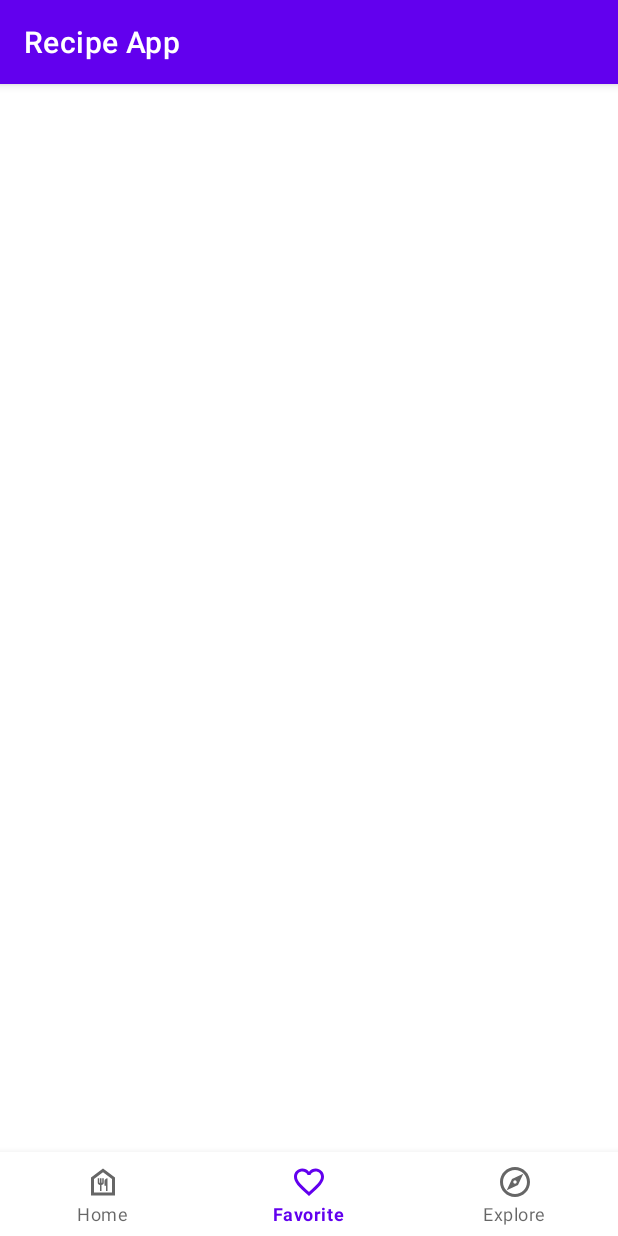
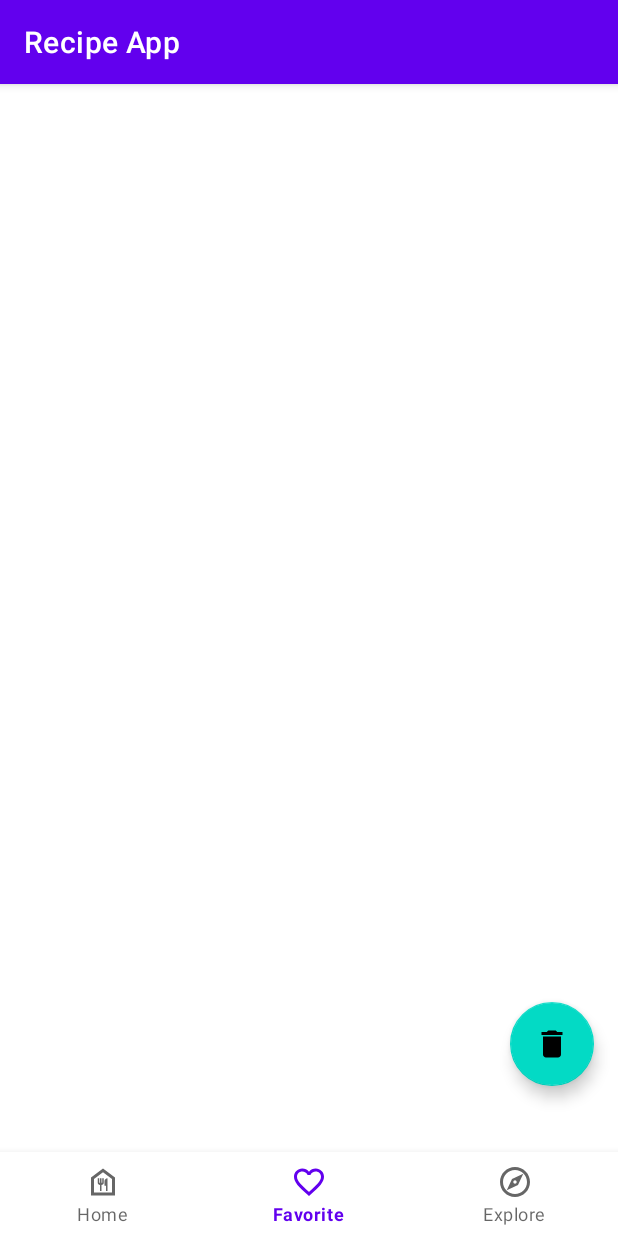
Before and after one commit to robert-nganga/RecipeApp, an Android app: the FavoritesFragment screen opened through its navigation route, on a phone screen of 412 x 824 dp. Run offline under Robolectric (Android 15) with nearby library versions, the phone set to English and light mode, and no system bars; our stand-ins replace Dagger/Hilt's generated code, Room's generated code, navigation-ui; pictures from the network do not load.

Commit message:
swipe to delete favorite

```diff
--- a/app/src/main/java/com/robert/nganga/recipeapp/feature_recipe/presentation/adapter/FavoriteAdapter.kt
+++ b/app/src/main/java/com/robert/nganga/recipeapp/feature_recipe/presentation/adapter/FavoriteAdapter.kt
@@ -11,7 +11,7 @@ import com.robert.nganga.recipeapp.feature_recipe.domain.model.Favorite
 
 class FavoriteAdapter: RecyclerView.Adapter<FavoriteAdapter.FavoriteViewHolder>() {
 
-    private val differ = AsyncListDiffer(this, DIFF_CALLBACK)
+    val differ = AsyncListDiffer(this, DIFF_CALLBACK)
 
     override fun onCreateViewHolder(parent: ViewGroup, viewType: Int): FavoriteViewHolder {
         val binding = FavoriteListItemBinding.inflate(LayoutInflater.from(parent.context), parent, false)
--- a/app/src/main/java/com/robert/nganga/recipeapp/feature_recipe/presentation/ui/fragments/FavoritesFragment.kt
+++ b/app/src/main/java/com/robert/nganga/recipeapp/feature_recipe/presentation/ui/fragments/FavoritesFragment.kt
@@ -6,8 +6,14 @@ import android.view.View
 import android.view.ViewGroup
 import androidx.fragment.app.Fragment
 import androidx.fragment.app.viewModels
+import androidx.recyclerview.widget.ItemTouchHelper
+import androidx.recyclerview.widget.LinearLayoutManager
+import androidx.recyclerview.widget.RecyclerView
+import com.google.android.material.dialog.MaterialAlertDialogBuilder
+import com.google.android.material.snackbar.Snackbar
 import com.robert.nganga.recipeapp.R
 import com.robert.nganga.recipeapp.databinding.FragmentFavoriteBinding
+import com.robert.nganga.recipeapp.feature_recipe.presentation.adapter.FavoriteAdapter
 import com.robert.nganga.recipeapp.feature_recipe.presentation.viewmodel.FavoriteViewModel
 import dagger.hilt.android.AndroidEntryPoint
 
@@ -16,7 +22,7 @@ import dagger.hilt.android.AndroidEntryPoint
 class FavoritesFragment: Fragment(R.layout.fragment_favorite) {
 
     private val viewModel: FavoriteViewModel by viewModels()
-
+    private lateinit var favoriteAdapter: FavoriteAdapter
     private var _binding : FragmentFavoriteBinding? = null
     private val binding get() = _binding!!
 
@@ -31,6 +37,63 @@ class FavoritesFragment: Fragment(R.layout.fragment_favorite) {
 
     override fun onViewCreated(view: View, savedInstanceState: Bundle?) {
         super.onViewCreated(view, savedInstanceState)
+        setupFavoriteRecyclerView()
+
+        binding.floatingActionButton.setOnClickListener {
+            showConfirmDialog()
+        }
+
+        viewModel.favorites.observe(viewLifecycleOwner) { favorites ->
+            favorites.data?.let {
+                favoriteAdapter.differ.submitList(it)
+            }
+        }
+    }
+
+    private val itemTouchHelper = ItemTouchHelper(object : ItemTouchHelper.SimpleCallback(
+        ItemTouchHelper.UP or ItemTouchHelper.DOWN,
+        ItemTouchHelper.LEFT or ItemTouchHelper.RIGHT
+    ) {
+        override fun onMove(
+            recyclerView: RecyclerView,
+            viewHolder: RecyclerView.ViewHolder,
+            target: RecyclerView.ViewHolder
+        ): Boolean {
+            return true
+        }
+
+        override fun onSwiped(viewHolder: RecyclerView.ViewHolder, direction: Int) {
+            val favorite = favoriteAdapter.differ.currentList[viewHolder.adapterPosition]
+            viewModel.deleteFavoriteRecipe(favorite)
+            Snackbar.make(requireView(), "Deleted", Snackbar.LENGTH_LONG)
+                .setAction("Undo"){
+                    viewModel.insertFavoriteRecipe(favorite)
+                }
+                .show()
+        }
+    })
+
+    private fun showConfirmDialog() {
+        MaterialAlertDialogBuilder(requireContext())
+            .setTitle(resources.getString(R.string.message))
+            .setNeutralButton(resources.getString(R.string.cancel)) { dialog, which ->
+                // Respond to neutral button press
+            }
+            .setPositiveButton(resources.getString(R.string.ok)) { _, _ ->
+                // Respond to positive button press
+                viewModel.deleteAllFavoriteRecipes()
+            }
+            .show()
+    }
+
+    private fun setupFavoriteRecyclerView() {
+        favoriteAdapter = FavoriteAdapter()
+        binding.rvFavorites.apply {
+            adapter = favoriteAdapter
+            layoutManager = LinearLayoutManager(requireContext())
+            itemTouchHelper.attachToRecyclerView(this)
+        }
+
     }
 
     override fun onDestroyView() {
--- /dev/null
+++ b/app/src/main/res/drawable/ic_baseline_delete_24.xml
@@ -0,0 +1,5 @@
+<vector android:height="24dp" android:tint="#FFFFFF"
+    android:viewportHeight="24" android:viewportWidth="24"
+    android:width="24dp" xmlns:android="http://schemas.android.com/apk/res/android">
+    <path android:fillColor="@android:color/white" android:pathData="M6,19c0,1.1 0.9,2 2,2h8c1.1,0 2,-0.9 2,-2V7H6v12zM19,4h-3.5l-1,-1h-5l-1,1H5v2h14V4z"/>
+</vector>
--- a/app/src/main/res/layout/fragment_favorite.xml
+++ b/app/src/main/res/layout/fragment_favorite.xml
@@ -1,5 +1,5 @@
 <?xml version="1.0" encoding="utf-8"?>
-<androidx.constraintlayout.widget.ConstraintLayout xmlns:android="http://schemas.android.com/apk/res/android"
+<androidx.coordinatorlayout.widget.CoordinatorLayout xmlns:android="http://schemas.android.com/apk/res/android"
     xmlns:app="http://schemas.android.com/apk/res-auto"
     xmlns:tools="http://schemas.android.com/tools"
     android:layout_width="match_parent"
@@ -7,13 +7,25 @@
 
     <androidx.recyclerview.widget.RecyclerView
         android:id="@+id/rvFavorites"
-        android:layout_width="0dp"
-        android:layout_height="0dp"
-        android:layout_marginStart="7dp"
-        android:layout_marginEnd="7dp"
+        android:layout_width="match_parent"
+        android:layout_height="match_parent"
+        android:layout_marginStart="2dp"
+        android:layout_marginEnd="2dp"
         app:layout_constraintBottom_toBottomOf="parent"
         app:layout_constraintEnd_toEndOf="parent"
         app:layout_constraintStart_toStartOf="parent"
         app:layout_constraintTop_toTopOf="parent"
         tools:listitem="@layout/favorite_list_item" />
-</androidx.constraintlayout.widget.ConstraintLayout>
+
+    <com.google.android.material.floatingactionbutton.FloatingActionButton
+        android:id="@+id/floating_action_button"
+        android:layout_width="wrap_content"
+        android:layout_height="wrap_content"
+        android:layout_gravity="bottom|right"
+        android:layout_marginEnd="16dp"
+        android:layout_marginBottom="100dp"
+        app:layout_behavior="com.google.android.material.behavior.HideBottomViewOnScrollBehavior"
+        app:iconTint="@color/white"
+        app:srcCompat="@drawable/ic_baseline_delete_24"
+        android:contentDescription="delete all favorites" />
+</androidx.coordinatorlayout.widget.CoordinatorLayout>
--- a/app/src/main/res/values/strings.xml
+++ b/app/src/main/res/values/strings.xml
@@ -2,4 +2,7 @@
     <string name="app_name">Recipe App</string>
     <string name="favorite">favorite</string>
     <string name="fab_text">Foodista</string>
+    <string name="ok">Confirm</string>
+    <string name="cancel">Cancel</string>
+    <string name="message">Delete all favorites</string>
 </resources>
```
Also changed, not shown: app/src/main/java/com/robert/nganga/recipeapp/feature_recipe/presentation/viewmodel/FavoriteViewModel.kt (+8 -0 lines), app/src/main/res/layout/favorite_list_item.xml (+13 -17 lines).
